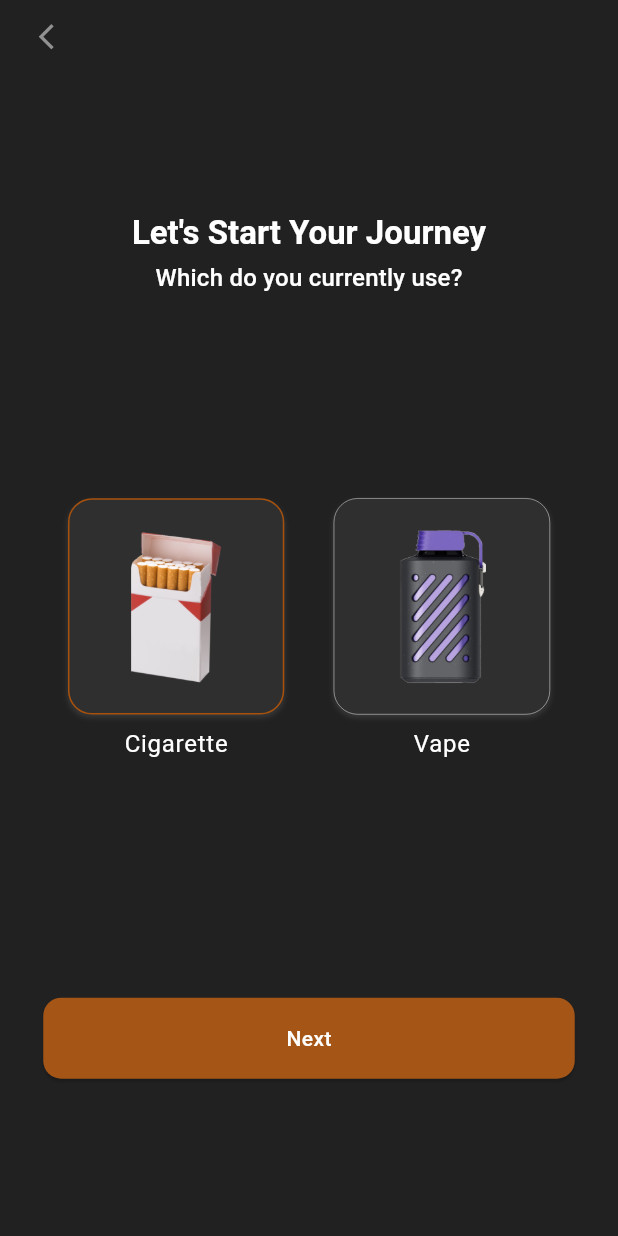
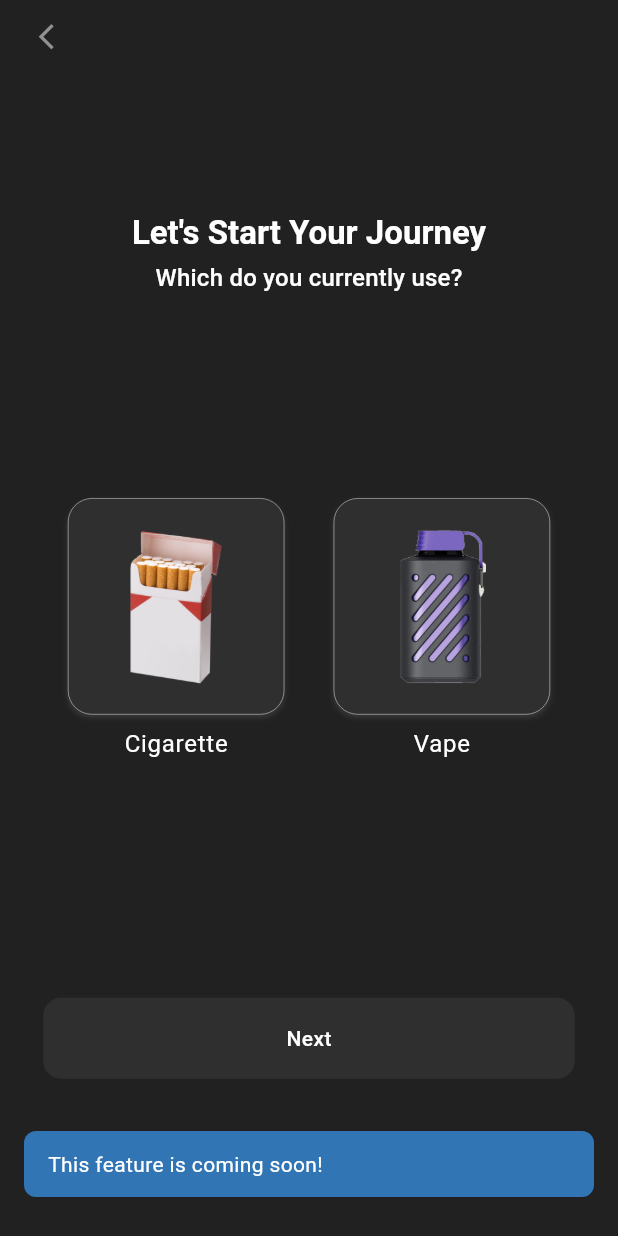
Before and after one commit to behzodfaiziev/nicless-flutter, a Flutter app: the OnboardingView screen opened by its route, after a tap on "Cigarette", on a phone screen of 412 x 824 dp. Run offline on Flutter 3.47's test engine with Material 3 defaults, Android fonts, the phone set to English and light mode, and no system bars; our stand-ins replace auto_route, dartz, dio, easy_localization, equatable, file_picker and 16 more; missing offline and left inert: vexana; accounts and stored records are empty.

Commit message:
onboarding updated

```diff
--- a/lib/core/widgets/snack_bar/base_animated_snack_bar.dart
+++ b/lib/core/widgets/snack_bar/base_animated_snack_bar.dart
@@ -8,12 +8,14 @@ class BaseAnimatedSnackBar extends StatefulWidget {
     required this.message,
     required this.isSuccess,
     required this.closeAfterSeconds,
+    this.backgroundColor,
     super.key,
   });
 
   final String message;
   final bool isSuccess;
   final int closeAfterSeconds;
+  final Color? backgroundColor;
 
   @override
   BaseAnimatedSnackBarState createState() => BaseAnimatedSnackBarState();
@@ -60,9 +62,10 @@ class BaseAnimatedSnackBarState extends State<BaseAnimatedSnackBar>
       child: ClipRRect(
         borderRadius: BorderRadius.circular(8),
         child: Material(
-          color: widget.isSuccess
-              ? context.colorScheme.primary
-              : context.colorScheme.error,
+          color: widget.backgroundColor ??
+              (widget.isSuccess
+                  ? context.colorScheme.primary
+                  : context.colorScheme.error),
           child: Container(
             padding: const EdgeInsets.symmetric(horizontal: 16, vertical: 12),
             child: Text(
--- a/lib/features/onboard/presentation/views/modules/smoking_type/smoking_type_page.dart
+++ b/lib/features/onboard/presentation/views/modules/smoking_type/smoking_type_page.dart
@@ -2,8 +2,10 @@ import 'package:flutter/material.dart';
 import 'package:flutter_bloc/flutter_bloc.dart';
 
 import '../../../../../../core/extensions/context_extension.dart';
+import '../../../../../../product/theme/app_colors.dart';
 import '../../../../../../product/utils/constants/asset_paths/images_const.dart';
 import '../../../../../../product/widgets/text/top_title.dart';
+import '../../../../../../product/widgets/toast/app_toast.dart';
 import '../../../bloc/onboarding_bloc.dart';
 import 'smoking_type_tile.dart';
 
@@ -40,20 +42,25 @@ class _SmokingTypePageState extends State<SmokingTypePage> {
                   smokingName: 'Cigarette',
                   isSelected: currentSelection.contains(1),
                   onTap: () {
-                    context.read<OnboardingBloc>().add(
-                          currentSelection.contains(1)
-                              ? const SmokingTypeRemoved(smokingType: 1)
-                              : const SmokingTypeAdded(smokingType: 1),
-                        );
-                    context
-                        .read<OnboardingBloc>()
-                        .add(const SmokingTypeRemoved(smokingType: 2));
-                    setState(() {
-                      currentSelection.contains(1)
-                          ? currentSelection.remove(1)
-                          : currentSelection.add(1);
-                      currentSelection.remove(2);
-                    });
+                    AppToast.error(
+                      context: context,
+                      message: 'This feature is coming soon!',
+                      backgroundColor: AppColors.infoDark,
+                    );
+                    // context.read<OnboardingBloc>().add(
+                    //       currentSelection.contains(1)
+                    //           ? const SmokingTypeRemoved(smokingType: 1)
+                    //           : const SmokingTypeAdded(smokingType: 1),
+                    //     );
+                    // context
+                    //     .read<OnboardingBloc>()
+                    //     .add(const SmokingTypeRemoved(smokingType: 2));
+                    // setState(() {
+                    //   currentSelection.contains(1)
+                    //       ? currentSelection.remove(1)
+                    //       : currentSelection.add(1);
+                    //   currentSelection.remove(2);
+                    // });
                   },
                 ),
                 SmokingTypeTile(
--- a/lib/product/theme/app_colors.dart
+++ b/lib/product/theme/app_colors.dart
@@ -25,6 +25,10 @@ class AppColors {
   static const Color errorLight = Color(0xFFCB2828);
   static const Color errorDark = Color(0xFF861515);
 
+  /// Info
+  static const Color infoLight = Color(0xFF3175B4);
+  static const Color infoDark = Color(0xFF3175B4);
+
   static const Color accentColor = Color(0xFF82B1FF);
   static const Color primaryTextColor = Color(0xFF212121);
   static const Color primaryTextColorDark = Color(0xFFDADADA);
--- a/lib/product/widgets/toast/app_toast.dart
+++ b/lib/product/widgets/toast/app_toast.dart
@@ -31,6 +31,7 @@ class AppToast {
     String? message,
     String title = 'Error',
     int closeAfterSeconds = 3,
+    Color? backgroundColor,
   }) {
     ScaffoldMessenger.of(context).showSnackBar(
       SnackBar(
@@ -42,6 +43,7 @@ class AppToast {
           message: message ?? 'Something went wrong',
           isSuccess: false,
           closeAfterSeconds: closeAfterSeconds,
+          backgroundColor: backgroundColor,
         ),
       ),
     );
```
